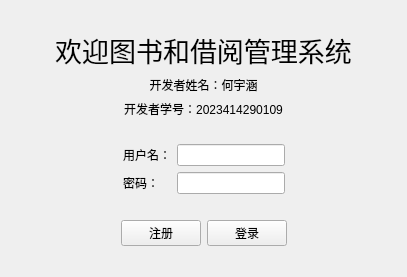
Before: the Qt Designer form LibraryAndBorrowingManagementSystem/loginview.ui in longyuan56649826/QtCourse, drawn with Qt 5.
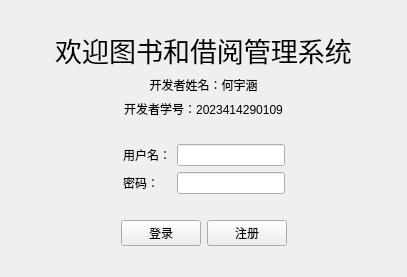
After: the same form once the commit is applied.

```diff
--- a/LibraryAndBorrowingManagementSystem/loginview.ui
+++ b/LibraryAndBorrowingManagementSystem/loginview.ui
@@ -164,16 +164,16 @@
      <item>
       <layout class="QHBoxLayout" name="horizontalLayout">
        <item>
-        <widget class="QPushButton" name="btSignUp">
+        <widget class="QPushButton" name="btSignIn">
          <property name="text">
-          <string>注册</string>
+          <string>登录</string>
          </property>
         </widget>
        </item>
        <item>
-        <widget class="QPushButton" name="btSignIn">
+        <widget class="QPushButton" name="btSignUp">
          <property name="text">
-          <string>登录</string>
+          <string>注册</string>
          </property>
         </widget>
        </item>
```
